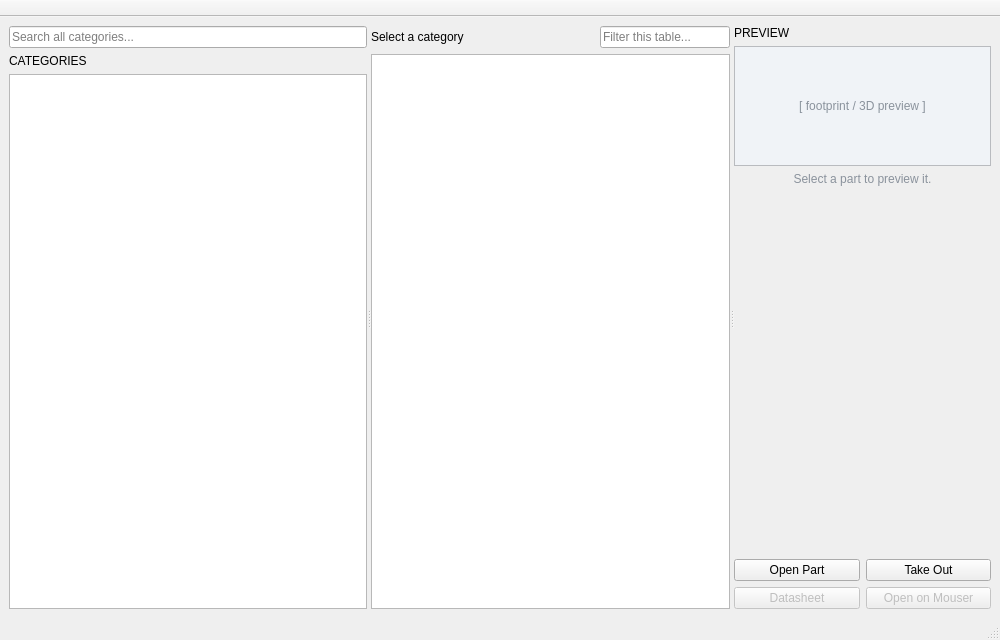
Before: the Qt Designer form examples/PartManagerApp/src/ui/PartManager_MainWindow.ui in KROIA/PartManager, drawn with Qt 5.
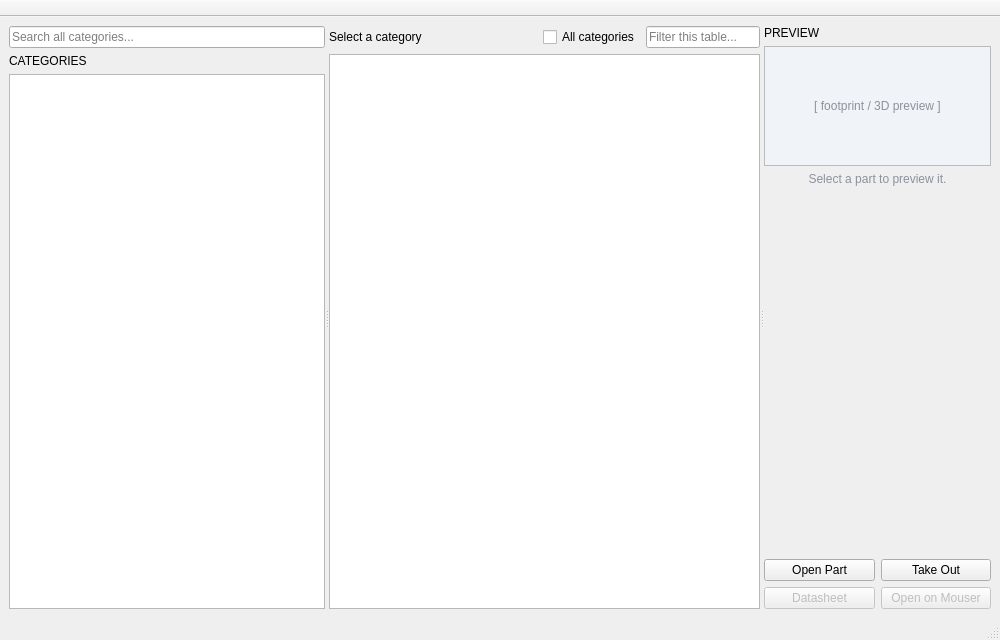
After: the same form once the commit is applied.

What changed in the file:
```diff
--- a/examples/PartManagerApp/src/ui/PartManager_MainWindow.ui
+++ b/examples/PartManagerApp/src/ui/PartManager_MainWindow.ui
@@ -108,6 +108,18 @@
             </property>
            </spacer>
           </item>
+          <item>
+           <widget class="QCheckBox" name="allCategoriesCheck">
+            <property name="text">
+             <string>All categories</string>
+            </property>
+            <property name="toolTip">
+             <string>Searches every category instead of the selected one (Ctrl+F).
+The table then shows a Category column saying where each part lives.
+Clearing the box or pressing Escape in it goes back to the selected category.</string>
+            </property>
+           </widget>
+          </item>
           <item>
            <widget class="QLineEdit" name="tableFilterEdit">
             <property name="maximumSize">
```
